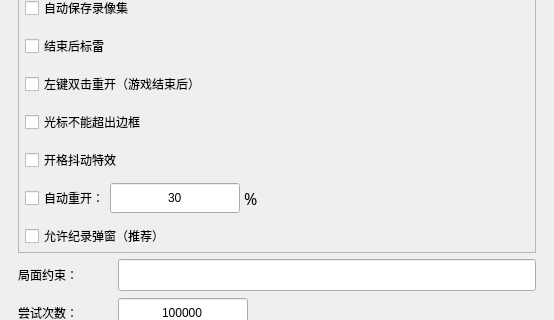
This is uiFiles/ui_gs.ui in eee555/Metasweeper as Qt 5 draws it before an edit; both pictures show x 0 to 554 and y 280 to 600 of the 554 by 682 pixel window. The edited form follows.
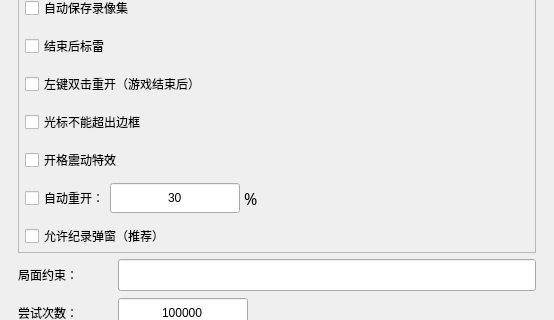
This is the edited form. Custom widgets are drawn as their Qt base class.

Commit message: fix：开格震动特效名称确认，默认关闭

Patch:
```diff
--- a/uiFiles/ui_gs.ui
+++ b/uiFiles/ui_gs.ui
@@ -824,7 +824,7 @@
             <string notr="true"/>
            </property>
            <property name="text">
-            <string>开格抖动特效</string>
+            <string>开格震动特效</string>
            </property>
           </widget>
          </item>
```
Left out of the diff: 2 changed lines with no effect on the pictures. The commit also changes 8 other files.
